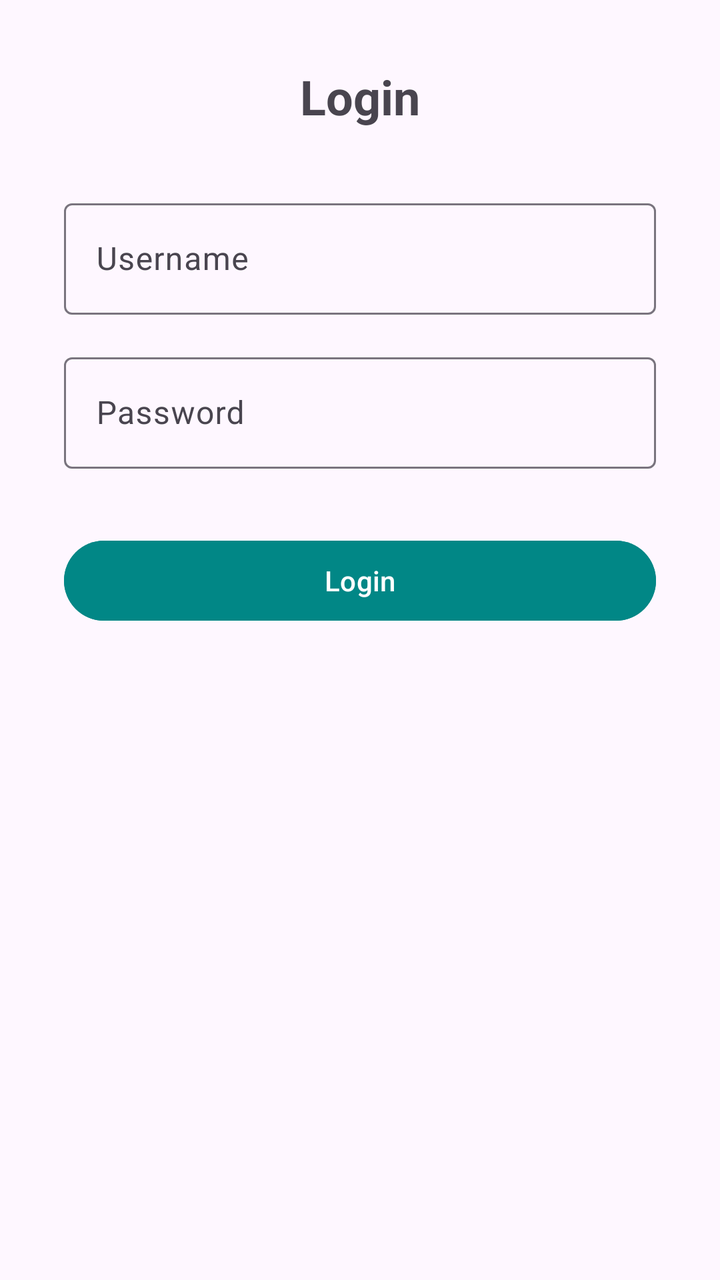
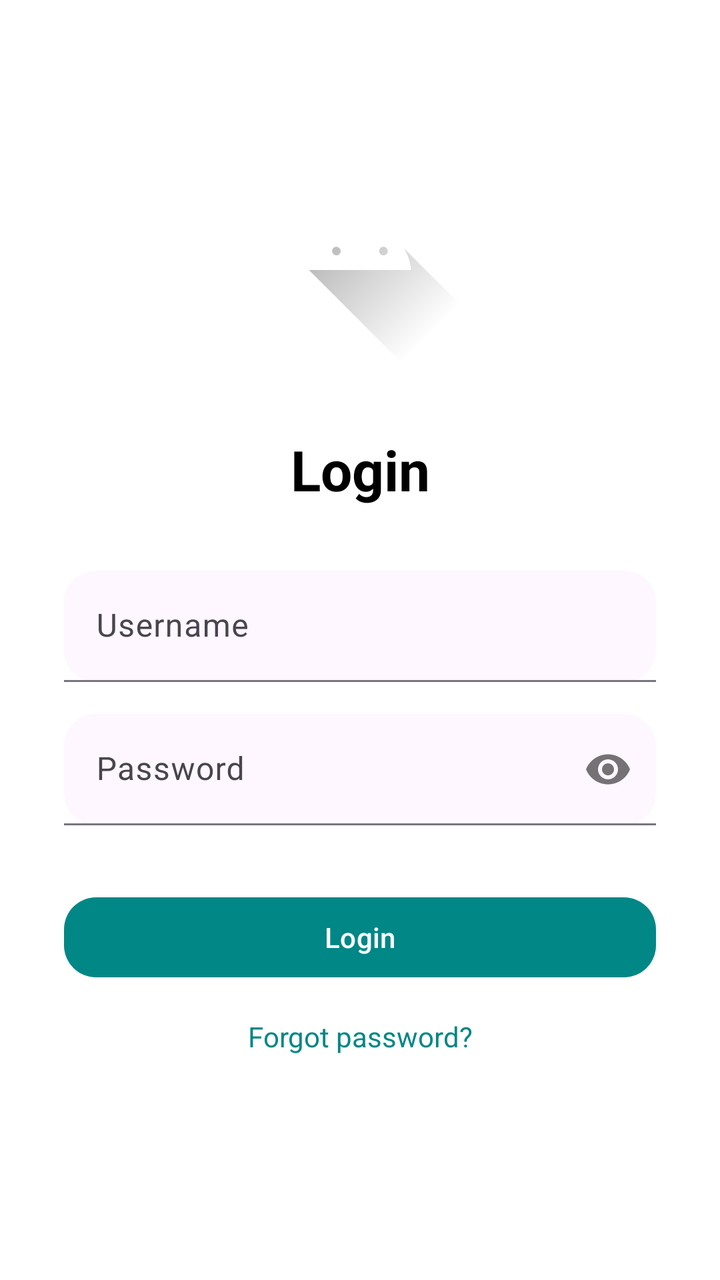

Two renders of the same Android screen: before a commit and after it. Below are the layout's source before the change and the commit's diff.
<!-- AndroidManifest.xml: application theme Theme.WarungWartegTegal -->
<!-- res/layout/activity_login.xml -->
<?xml version="1.0" encoding="utf-8"?>
<ScrollView xmlns:android="http://schemas.android.com/apk/res/android"
    android:layout_width="match_parent"
    android:layout_height="match_parent"
    android:padding="32dp">

    <LinearLayout
        android:layout_width="match_parent"
        android:layout_height="wrap_content"
        android:orientation="vertical">

        <TextView
            android:layout_width="wrap_content"
            android:layout_height="wrap_content"
            android:text="Login"
            android:textSize="24sp"
            android:textStyle="bold"
            android:layout_gravity="center_horizontal"
            android:layout_marginBottom="32dp" />

        <com.google.android.material.textfield.TextInputLayout
            android:layout_width="match_parent"
            android:layout_height="wrap_content"
            android:layout_marginBottom="16dp">

            <com.google.android.material.textfield.TextInputEditText
                android:id="@+id/etUsername"
                android:layout_width="match_parent"
                android:layout_height="wrap_content"
                android:hint="@string/username" />

        </com.google.android.material.textfield.TextInputLayout>

        <com.google.android.material.textfield.TextInputLayout
            android:layout_width="match_parent"
            android:layout_height="wrap_content"
            android:layout_marginBottom="32dp">

            <com.google.android.material.textfield.TextInputEditText
                android:id="@+id/etPassword"
                android:layout_width="match_parent"
                android:layout_height="wrap_content"
                android:hint="@string/password"
                android:inputType="textPassword" />

        </com.google.android.material.textfield.TextInputLayout>

        <Button
            android:id="@+id/btnLogin"
            android:layout_width="match_parent"
            android:layout_height="wrap_content"
            android:text="@string/login"
            android:backgroundTint="@color/teal_700" />

    </LinearLayout>

</ScrollView>
<!-- resources referenced by this layout -->
<resources>
  <color name="teal_700">#FF018786</color>
  <string name="login">Login</string>
  <string name="password">Password</string>
  <string name="username">Username</string>
  <style name="Theme.WarungWartegTegal" parent="Base.Theme.WarungWartegTegal" />
  <style name="Base.Theme.WarungWartegTegal" parent="Theme.Material3.DayNight.NoActionBar">
          
          <item name="colorPrimary">@color/orange</item>
          <item name="colorPrimaryVariant">@color/dark_orange</item>
          <item name="colorOnPrimary">@color/white</item>
      </style>
  <color name="orange">#FFFF5722</color>
  <color name="dark_orange">#FFE64A19</color>
  <color name="white">#FFFFFFFF</color>
</resources>

<!-- the commit's change to res/layout/activity_login.xml (unified diff, before → after) -->
@@ -1,57 +1,117 @@
 <?xml version="1.0" encoding="utf-8"?>
 <ScrollView xmlns:android="http://schemas.android.com/apk/res/android"
+    xmlns:app="http://schemas.android.com/apk/res-auto"
     android:layout_width="match_parent"
     android:layout_height="match_parent"
-    android:padding="32dp">
+    android:fillViewport="true"
+    android:background="@color/white">
 
-    <LinearLayout
+    <androidx.constraintlayout.widget.ConstraintLayout
         android:layout_width="match_parent"
         android:layout_height="wrap_content"
-        android:orientation="vertical">
+        android:padding="32dp">
 
+        
+        <ImageView
+            android:id="@+id/imgLogo"
+            android:layout_width="120dp"
+            android:layout_height="120dp"
+            android:src="@drawable/ic_launcher_foreground"
+            android:contentDescription="@string/app_name"
+            app:layout_constraintTop_toTopOf="parent"
+            app:layout_constraintStart_toStartOf="parent"
+            app:layout_constraintEnd_toEndOf="parent"
+            android:layout_marginTop="32dp"/>
+
+        
         <TextView
+            android:id="@+id/tvLoginTitle"
             android:layout_width="wrap_content"
             android:layout_height="wrap_content"
             android:text="Login"
-            android:textSize="24sp"
+            android:textSize="28sp"
             android:textStyle="bold"
-            android:layout_gravity="center_horizontal"
-            android:layout_marginBottom="32dp" />
+            android:textColor="@color/black"
+            app:layout_constraintTop_toBottomOf="@id/imgLogo"
+            app:layout_constraintStart_toStartOf="parent"
+            app:layout_constraintEnd_toEndOf="parent"
+            android:layout_marginTop="32dp"/>
 
+        
         <com.google.android.material.textfield.TextInputLayout
+            android:id="@+id/tilUsername"
             android:layout_width="match_parent"
             android:layout_height="wrap_content"
-            android:layout_marginBottom="16dp">
+            android:layout_marginTop="32dp"
+            android:hint="@string/username"
+            app:boxBackgroundMode="filled"
+            app:boxCornerRadiusTopStart="16dp"
+            app:boxCornerRadiusTopEnd="16dp"
+            app:boxCornerRadiusBottomStart="16dp"
+            app:boxCornerRadiusBottomEnd="16dp"
+            app:layout_constraintTop_toBottomOf="@id/tvLoginTitle"
+            app:layout_constraintStart_toStartOf="parent"
+            app:layout_constraintEnd_toEndOf="parent">
 
             <com.google.android.material.textfield.TextInputEditText
                 android:id="@+id/etUsername"
                 android:layout_width="match_parent"
                 android:layout_height="wrap_content"
-                android:hint="@string/username" />
+                android:inputType="textEmailAddress"/>
 
         </com.google.android.material.textfield.TextInputLayout>
 
+        
         <com.google.android.material.textfield.TextInputLayout
+            android:id="@+id/tilPassword"
             android:layout_width="match_parent"
             android:layout_height="wrap_content"
-            android:layout_marginBottom="32dp">
+            android:layout_marginTop="16dp"
+            android:hint="@string/password"
+            app:passwordToggleEnabled="true"
+            app:boxBackgroundMode="filled"
+            app:boxCornerRadiusTopStart="16dp"
+            app:boxCornerRadiusTopEnd="16dp"
+            app:boxCornerRadiusBottomStart="16dp"
+            app:boxCornerRadiusBottomEnd="16dp"
+            app:layout_constraintTop_toBottomOf="@id/tilUsername"
+            app:layout_constraintStart_toStartOf="parent"
+            app:layout_constraintEnd_toEndOf="parent">
 
             <com.google.android.material.textfield.TextInputEditText
                 android:id="@+id/etPassword"
                 android:layout_width="match_parent"
                 android:layout_height="wrap_content"
-                android:hint="@string/password"
-                android:inputType="textPassword" />
+                android:inputType="textPassword"/>
 
         </com.google.android.material.textfield.TextInputLayout>
 
-        <Button
+        
+        <com.google.android.material.button.MaterialButton
             android:id="@+id/btnLogin"
             android:layout_width="match_parent"
             android:layout_height="wrap_content"
             android:text="@string/login"
-            android:backgroundTint="@color/teal_700" />
+            android:textAllCaps="false"
+            android:layout_marginTop="32dp"
+            app:cornerRadius="16dp"
+            app:layout_constraintTop_toBottomOf="@id/tilPassword"
+            app:layout_constraintStart_toStartOf="parent"
+            app:layout_constraintEnd_toEndOf="parent"
+            app:backgroundTint="@color/teal_700"/>
 
-    </LinearLayout>
+        
+        <TextView
+            android:id="@+id/tvForgotPassword"
+            android:layout_width="wrap_content"
+            android:layout_height="wrap_content"
+            android:text="Forgot password?"
+            android:textColor="@color/teal_700"
+            android:textSize="14sp"
+            android:layout_marginTop="16dp"
+            app:layout_constraintTop_toBottomOf="@id/btnLogin"
+            app:layout_constraintStart_toStartOf="parent"
+            app:layout_constraintEnd_toEndOf="parent"/>
 
+    </androidx.constraintlayout.widget.ConstraintLayout>
 </ScrollView>
<!-- resource entries referenced after the edit -->
@@ -1,5 +1,6 @@
 <!-- resources referenced by this layout -->
 <resources>
+  <color name="black">#FF000000</color>
   <color name="teal_700">#FF018786</color>
   <string name="login">Login</string>
   <string name="password">Password</string>
@@ -14,5 +15,37 @@
   <color name="orange">#FFFF5722</color>
   <color name="dark_orange">#FFE64A19</color>
   <color name="white">#FFFFFFFF</color>
+  <!-- drawable ic_launcher_foreground (drawable) -->
+  <vector xmlns:android="http://schemas.android.com/apk/res/android"
+      xmlns:aapt="http://schemas.android.com/aapt"
+      android:width="108dp"
+      android:height="108dp"
+      android:viewportWidth="108"
+      android:viewportHeight="108">
+      <path android:pathData="M31,63.928c0,0 6.4,-11 12.1,-13.1c7.2,-2.6 26,-1.4 26,-1.4l38.1,38.1L107,108.928l-32,-1L31,63.928z">
+          <aapt:attr name="android:fillColor">
+              <gradient
+                  android:endX="85.84757"
+                  android:endY="92.4963"
+                  android:startX="42.9492"
+                  android:startY="49.59793"
+                  android:type="linear">
+                  <item
+                      android:color="#44000000"
+                      android:offset="0.0" />
+                  <item
+                      android:color="#00000000"
+                      android:offset="1.0" />
+              </gradient>
+          </aapt:attr>
+      </path>
+      <path
+          android:fillColor="#FFFFFF"
+          android:fillType="nonZero"
+          android:pathData="M65.3,45.828l3.8,-6.6c0.2,-0.4 0.1,-0.9 -0.3,-1.1c-0.4,-0.2 -0.9,-0.1 -1.1,0.3l-3.9,6.7c-6.3,-2.8 -13.4,-2.8 -19.7,0l-3.9,-6.7c-0.2,-0.4 -0.7,-0.5 -1.1,-0.3C38.8,38.328 38.7,38.828 38.9,39.228l3.8,6.6C36.2,49.428 31.7,56.028 31,63.928h46C76.3,56.028 71.8,49.428 65.3,45.828zM43.4,57.328c-0.8,0 -1.5,-0.5 -1.8,-1.2c-0.3,-0.7 -0.1,-1.5 0.4,-2.1c0.5,-0.5 1.4,-0.7 2.1,-0.4c0.7,0.3 1.2,1 1.2,1.8C45.3,56.528 44.5,57.328 43.4,57.328L43.4,57.328zM64.6,57.328c-0.8,0 -1.5,-0.5 -1.8,-1.2s-0.1,-1.5 0.4,-2.1c0.5,-0.5 1.4,-0.7 2.1,-0.4c0.7,0.3 1.2,1 1.2,1.8C66.5,56.528 65.6,57.328 64.6,57.328L64.6,57.328z"
+          android:strokeWidth="1"
+          android:strokeColor="#00000000" />
+  </vector>
+  <string name="app_name">Warung Warteg Tegal</string>
 </resources>
 
